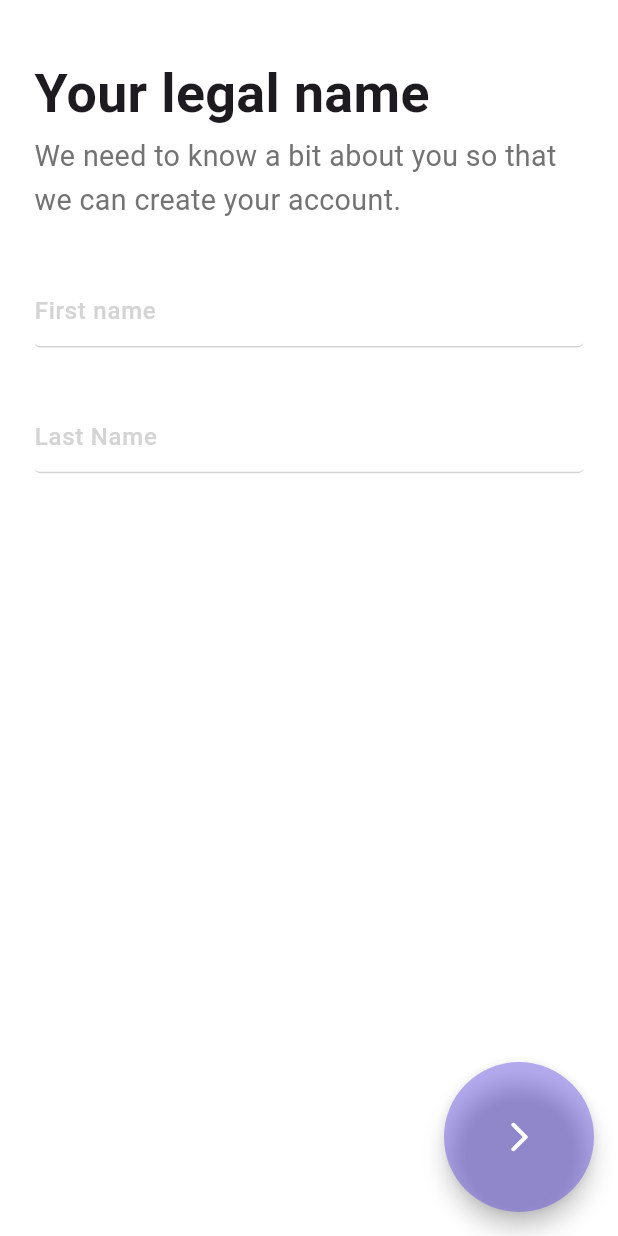
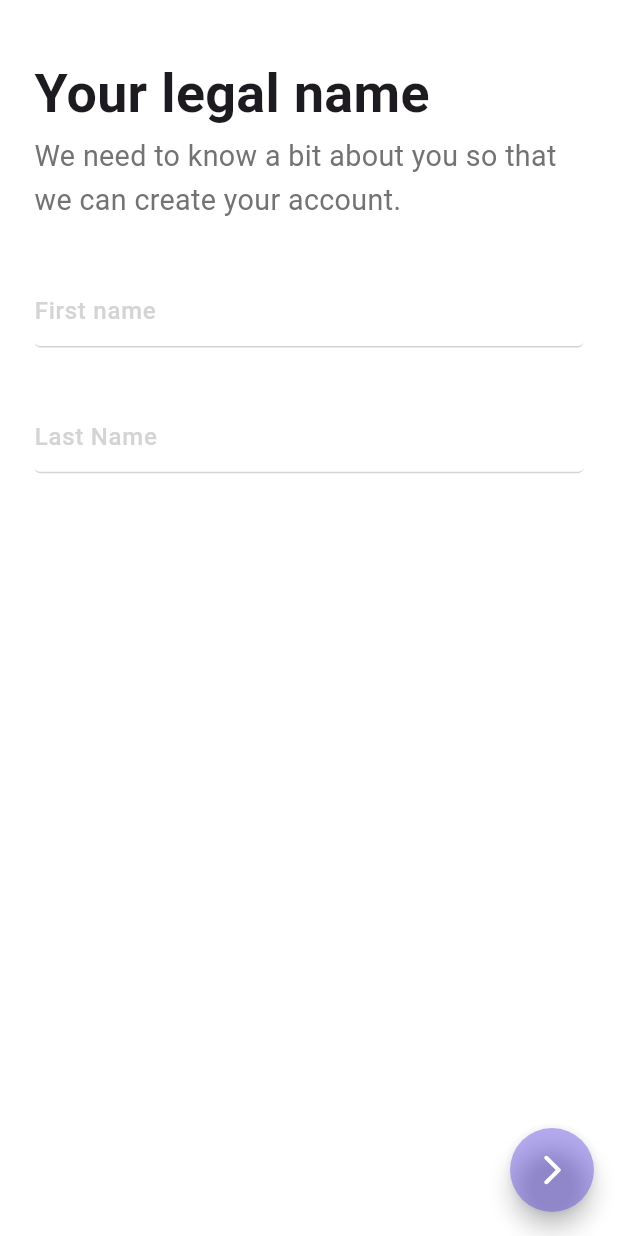
Before and after one commit to Devsinglad/blott_assessment, a Flutter app: the screen it shows after launch, on a phone screen of 412 x 824 dp. Run offline on Flutter 3.47's test engine with Material 3 defaults, Android fonts, the phone set to English and light mode, and no system bars; drawn by our look-alikes of flutter_animate; our stand-ins replace dio, flutter_screenutil, flutter_spinkit, flutter_svg, go_router, google_fonts and 2 more.

```diff
--- a/lib/veiws/dashBoard/home.dart
+++ b/lib/veiws/dashBoard/home.dart
@@ -206,7 +206,7 @@ class _NewsListViewState extends State<NewsListView> {
                 const SizedBox(width: 16),
                 Expanded(
                   child: SizedBox(
-                    height: 72.h,
+                    height: 80.h,
                     child: Column(
                       crossAxisAlignment: CrossAxisAlignment.start,
                       children: [
@@ -230,7 +230,7 @@ class _NewsListViewState extends State<NewsListView> {
                             ),
                           ],
                         ),
-                        const SizedBox(height: 4),
+                        const SizedBox(height: 3),
                         Text(
                           news.headline!.toUpperCase().toString(),
                           style: const TextStyle(
--- a/lib/veiws/onboarding/auth_screen/signUp.dart
+++ b/lib/veiws/onboarding/auth_screen/signUp.dart
@@ -75,8 +75,8 @@ class _SignUpFormScreenState extends State<SignUpFormScreen> {
         ),
       ),
       floatingActionButton: SizedBox(
-        height: 100,
-        width: 100,
+        height: 56,
+        width: 56,
         child: FloatingActionButton(
           onPressed: firstName.isEmpty && lastName.isEmpty
               ? () {}
```
